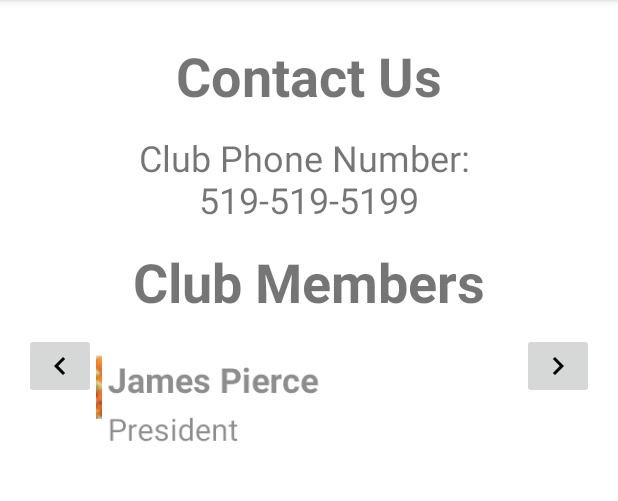
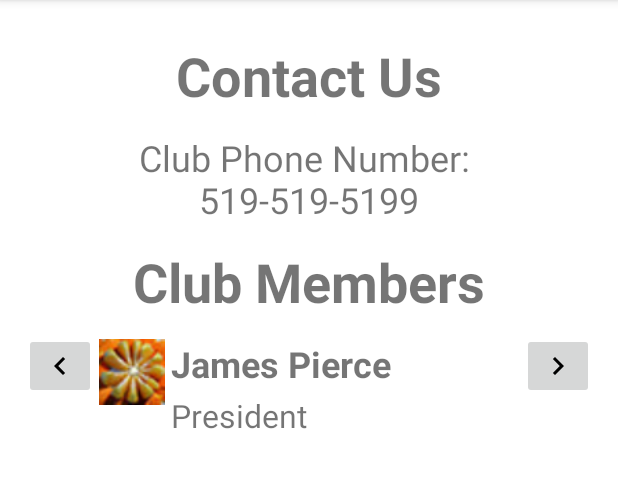
Before and after one commit to JamesPierce82/RPGClubApp, an Android app: the screen it shows after launch (MainActivity), in the side drawer, after a tap on "About the Club", on a phone screen of 412 x 824 dp, the part 84-585 px from its top. Run offline under Robolectric (Android 15) with nearby library versions, the phone set to English and light mode, and no system bars.

Commit message:
Fixed Padding issues
* Adding padding to the ViewPager was causing content to be covered by whitespace.
* Adding padding to the framelayout caused everything including hte buttons to move, which was not what I needed.
* Adding margin moved content correctly, but also moved the edge of the viewpager into the inside of the screen, making it less intuitive to swipe in.
* Added the padding to the member_fragment itself so that all content is rendered in the correct place by default without fiddling with padding in the viewpager.

```diff
--- a/app/src/main/res/layout/fragment_club_info.xml
+++ b/app/src/main/res/layout/fragment_club_info.xml
@@ -42,10 +42,7 @@
         <android.support.v4.view.ViewPager
                     android:layout_width="wrap_content"
                     android:layout_height="match_parent"
-                    android:id="@+id/membercontent"
-            android:layout_gravity="center_horizontal"
-            android:paddingLeft="48dp"
-            android:paddingRight="48dp">
+                    android:id="@+id/membercontent">
 
         </android.support.v4.view.ViewPager>
 
--- a/app/src/main/res/layout/fragment_member.xml
+++ b/app/src/main/res/layout/fragment_member.xml
@@ -4,7 +4,10 @@
     xmlns:app="http://schemas.android.com/apk/res-auto"
     android:orientation="horizontal" android:layout_width="match_parent"
     android:layout_height="wrap_content"
-    android:padding="2dp">
+    android:paddingLeft="48dp"
+    android:paddingBottom="2dp"
+    android:paddingTop="2dp"
+    android:paddingRight="48dp">
 
     <!-- This is the avatar image to be displayed for each user -->
     <ImageView
```
